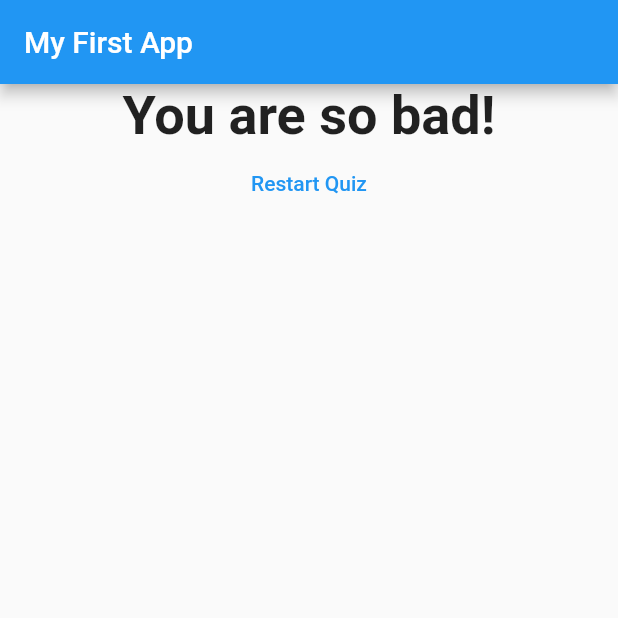
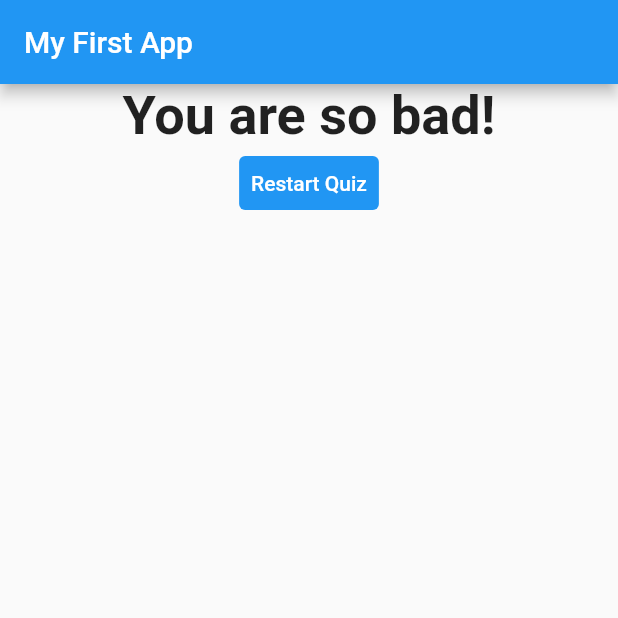
Before and after one commit to AdityaTrivedi14/Flutter-Quiz-App, a Flutter app: the screen it shows after launch, after a tap on "Black", after a tap on "Snake", after a tap on "Aditya", on a phone screen of 412 x 824 dp, the top half of it. Run offline on Flutter 3.47's test engine with Material 2 defaults, Android fonts, the phone set to English and light mode, and no system bars.

Commit message:
Restart Quiz

```diff
--- a/lib/result.dart
+++ b/lib/result.dart
@@ -33,6 +33,10 @@ class Result extends StatelessWidget {
             textAlign: TextAlign.center,
           ),
           TextButton(
+            style: ButtonStyle(
+          foregroundColor: MaterialStateProperty.all(Colors.white),
+          backgroundColor: MaterialStateProperty.all(Colors.blue),
+        ),
             child: Text('Restart Quiz',),
             onPressed: resetHandler,
            )
```
